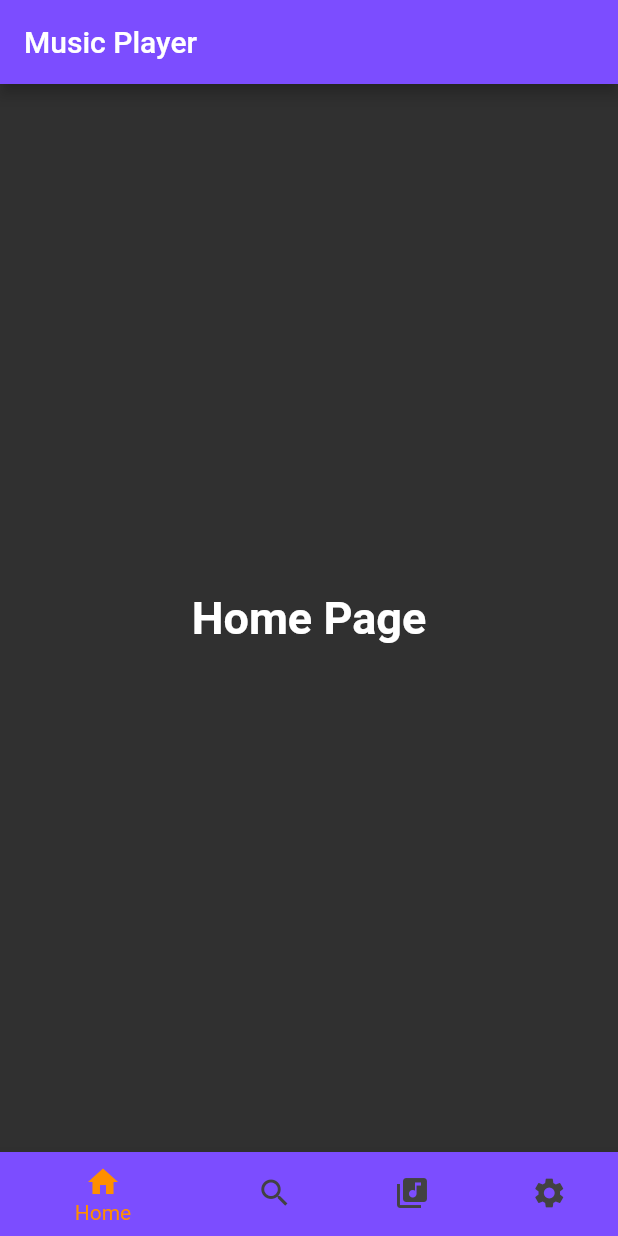
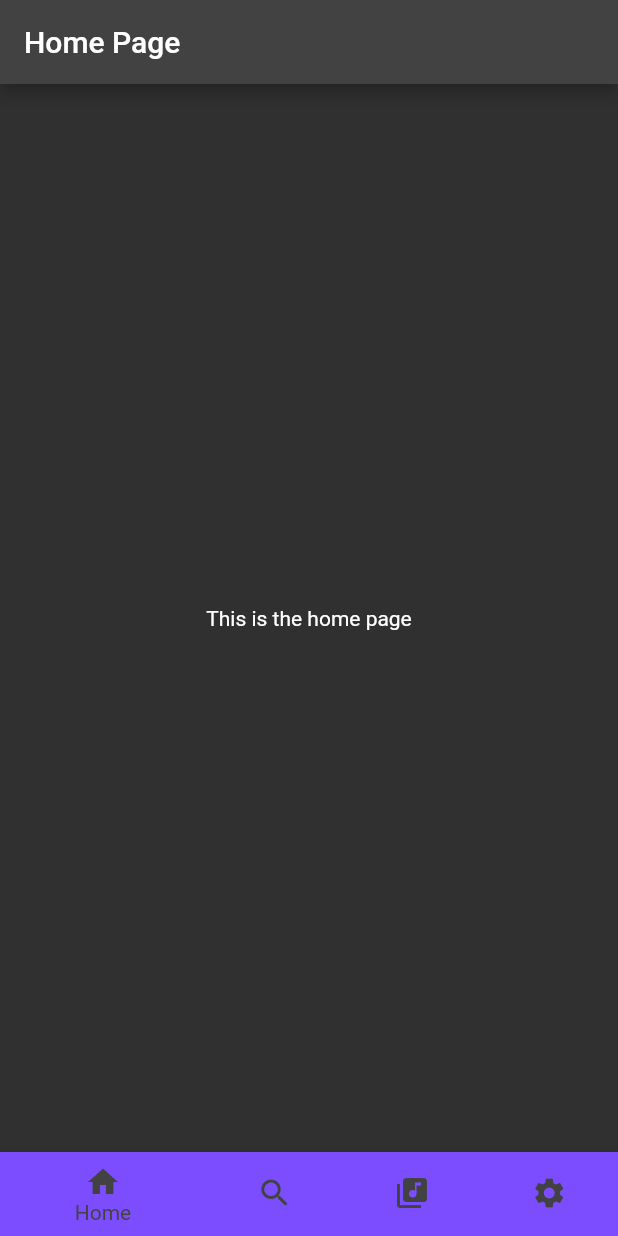
Before and after one commit to DylanMorr/ProfPracticeProject2022, a Flutter app: the screen it shows after launch, on a phone screen of 412 x 824 dp. Run offline on Flutter 3.47's test engine with Material 2 defaults, Android fonts, the light colour scheme and no system bars.

Commit message:
Fixes Issue #11

```diff
--- a/lib/main.dart
+++ b/lib/main.dart
@@ -1,4 +1,8 @@
 import 'package:flutter/material.dart';
+import 'package:flutter_project_2022/pages/homePage.dart';
+import 'package:flutter_project_2022/pages/libraryPage.dart';
+import 'package:flutter_project_2022/pages/searchPage.dart';
+import 'package:flutter_project_2022/pages/settingsPage.dart';
 
 void main() {
   runApp(const MyApp());
@@ -17,77 +21,43 @@ class MyApp extends StatelessWidget {
         visualDensity: VisualDensity.adaptivePlatformDensity,
       ),
       // set homepage class
-      home: HomePage(),
+      home: BotNavBar(),
     );
   }
 }
 
-class HomePage extends StatefulWidget {
-  const HomePage({Key? key}) : super(key: key);
+class BotNavBar extends StatefulWidget {
+  const BotNavBar({Key? key}) : super(key: key);
 
   @override
-  // create a homepage state
-  State<HomePage> createState() => _HomePageState();
+  State<BotNavBar> createState() => _BotNavBarState();
 }
 
-class _HomePageState extends State<HomePage> {
+class _BotNavBarState extends State<BotNavBar> {
   int _selectedIndex = 0;
-
-  // set the text style
-  static const TextStyle optionStyle =
-      TextStyle(fontSize: 30, fontWeight: FontWeight.bold);
-
-  // create a list of widgets for each page
-  static const List<Widget> _widgetOptions = <Widget>[
-    // home page widget
-    Text(
-      'Home Page',
-      style: optionStyle,
-    ),
-    // search page widget
-    Text(
-      'Search Songs',
-      style: optionStyle,
-    ),
-    // library page widget
-    Text(
-      'Music Library',
-      style: optionStyle,
-    ),
-    // settings page widget
-    Text(
-      'App Settings',
-      style: optionStyle,
-    ),
+  final List<Widget> index = [
+    HomePage(),
+    SearchPage(),
+    LibraryPage(),
+    SettingsPage(),
   ];
 
-  // set the state when item is tapped on navbar
-  void _onItemTapped(int index) {
+  void onTappedBar(int index) {
     setState(() {
-      // set the selected index to the index
       _selectedIndex = index;
     });
   }
 
   @override
   Widget build(BuildContext context) {
-    return Scaffold(
-      // add a appbar
-      appBar: AppBar(
-        // add a title and a background color
-        title: const Text('Music Player'),
-        backgroundColor: Colors.deepPurpleAccent,
-      ),
-
-      // in the body display the widget under _widgetoptions list at selected index
-      body: Center(
-        child: _widgetOptions.elementAt(_selectedIndex),
-      ),
-
-      // add a bottom nav bar
+    return new Scaffold(
+      body: index[_selectedIndex],
+      //add a bottom nav bar
       bottomNavigationBar: BottomNavigationBar(
+        onTap: onTappedBar,
+        currentIndex: _selectedIndex,
         // create a items section
-        items: const <BottomNavigationBarItem>[
+        items: [
           // home page item
           BottomNavigationBarItem(
             // add the icon a label and change the color
@@ -104,7 +74,7 @@ class _HomePageState extends State<HomePage> {
             backgroundColor: Colors.deepPurpleAccent,
           ),
 
-          // music library item
+          // music library itemR
           BottomNavigationBarItem(
             // add the icon a label and change the color
             icon: Icon(Icons.my_library_music),
@@ -120,14 +90,152 @@ class _HomePageState extends State<HomePage> {
             backgroundColor: Colors.deepPurpleAccent,
           ),
         ],
-
-        // set current index to the selected one
-        currentIndex: _selectedIndex,
-        // set the selected item in nav bar color to amber
-        selectedItemColor: Colors.amber[800],
-        // call on tap method
-        onTap: _onItemTapped,
       ),
     );
   }
 }
+
+
+
+
+
+
+
+
+
+
+
+
+
+
+
+
+
+
+
+
+
+
+
+
+
+
+
+
+
+
+
+
+
+
+
+
+
+
+
+
+
+
+
+
+// class _HomePageState extends State<HomePage> {
+//
+
+//   // set the text style
+//   static const TextStyle optionStyle =
+//       TextStyle(fontSize: 30, fontWeight: FontWeight.bold);
+
+//   // create a list of widgets for each page
+//   static const List<Widget> _widgetOptions = <Widget>[
+//     // home page widget
+//     Text(
+//       'Home Page',
+//       style: optionStyle,
+//     ),
+//     // search page widget
+//     Text(
+//       'Search Songs',
+//       style: optionStyle,
+//     ),
+//     // library page widget
+//     Text(
+//       'Music Library',
+//       style: optionStyle,
+//     ),
+//     // settings page widget
+//     Text(
+//       'App Settings',
+//       style: optionStyle,
+//     ),
+//   ];
+
+//   // set the state when item is tapped on navbar
+//   void _onItemTapped(int index) {
+//     setState(() {
+//       // set the selected index to the index
+//       _selectedIndex = index;
+//     });
+//   }
+
+//   @override
+//   Widget build(BuildContext context) {
+//     return Scaffold(
+//       // add a appbar
+//       appBar: AppBar(
+//         // add a title and a background color
+//         title: const Text('Music Player'),
+//         backgroundColor: Colors.deepPurpleAccent,
+//       ),
+
+//       // in the body display the widget under _widgetoptions list at selected index
+//       body: Center(
+//         child: _widgetOptions.elementAt(_selectedIndex),
+//       ),
+
+//       // add a bottom nav bar
+//       bottomNavigationBar: BottomNavigationBar(
+//         // create a items section
+//         items: const <BottomNavigationBarItem>[
+//           // home page item
+//           BottomNavigationBarItem(
+//             // add the icon a label and change the color
+//             icon: Icon(Icons.home),
+//             label: 'Home',
+//             backgroundColor: Colors.deepPurpleAccent,
+//           ),
+
+//           // seach bar item
+//           BottomNavigationBarItem(
+//             // add the icon a label and change the color
+//             icon: Icon(Icons.search),
+//             label: 'Search',
+//             backgroundColor: Colors.deepPurpleAccent,
+//           ),
+
+//           // music library item
+//           BottomNavigationBarItem(
+//             // add the icon a label and change the color
+//             icon: Icon(Icons.my_library_music),
+//             label: 'Library',
+//             backgroundColor: Colors.deepPurpleAccent,
+//           ),
+
+//           // settings item
+//           BottomNavigationBarItem(
+//             // add the icon a label and change the color
+//             icon: Icon(Icons.settings),
+//             label: 'Settings',
+//             backgroundColor: Colors.deepPurpleAccent,
+//           ),
+//         ],
+
+//         // set current index to the selected one
+//         currentIndex: _selectedIndex,
+//         // set the selected item in nav bar color to amber
+//         selectedItemColor: Colors.amber[800],
+//         // call on tap method
+//         onTap: _onItemTapped,
+//       ),
+//     );
+//   }
+// }
--- /dev/null
+++ b/lib/pages/homePage.dart
@@ -0,0 +1,22 @@
+import 'package:flutter/material.dart';
+
+class HomePage extends StatefulWidget {
+  const HomePage({ Key? key }) : super(key: key);
+
+  @override
+  State<HomePage> createState() => _HomePageState();
+}
+
+class _HomePageState extends State<HomePage> {
+  @override
+  Widget build(BuildContext context) {
+    return new Scaffold(
+      appBar: new AppBar(
+        title: new Text("Home Page"),
+      ),
+      body: new Center(
+        child: new Text("This is the home page"),
+      ),
+    );
+  }
+}
```
Also changed, not shown: lib/pages/libraryPage.dart (added, +22 -0 lines), lib/pages/searchPage.dart (added, +22 -0 lines), lib/pages/settingsPage.dart (added, +22 -0 lines).
